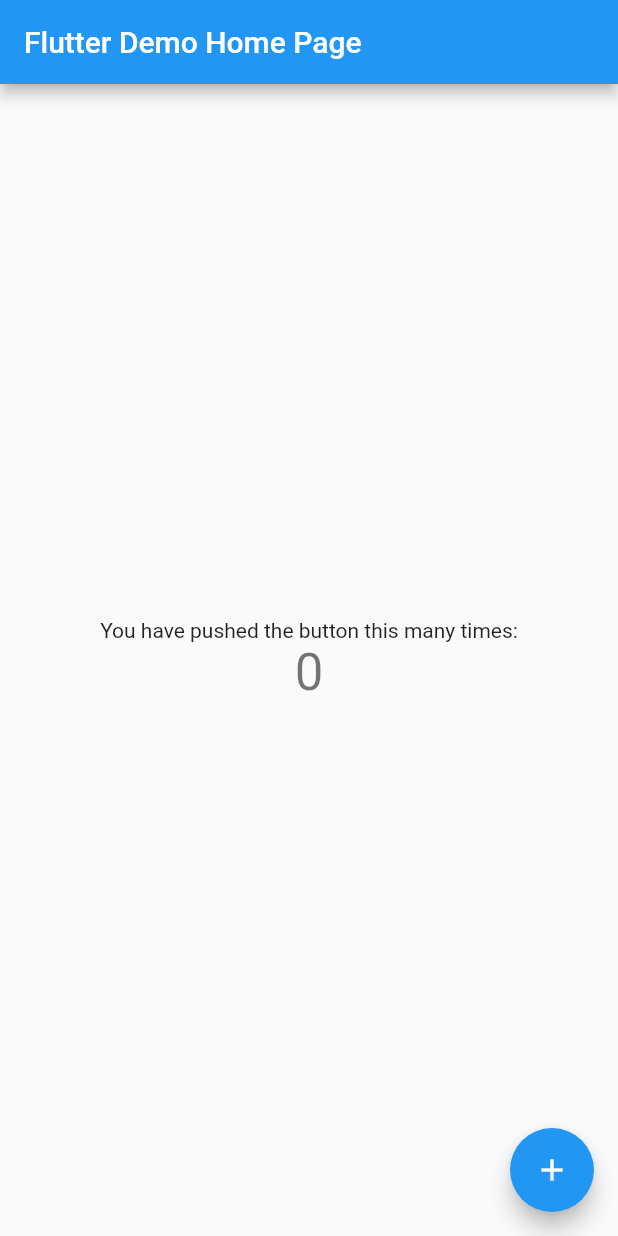
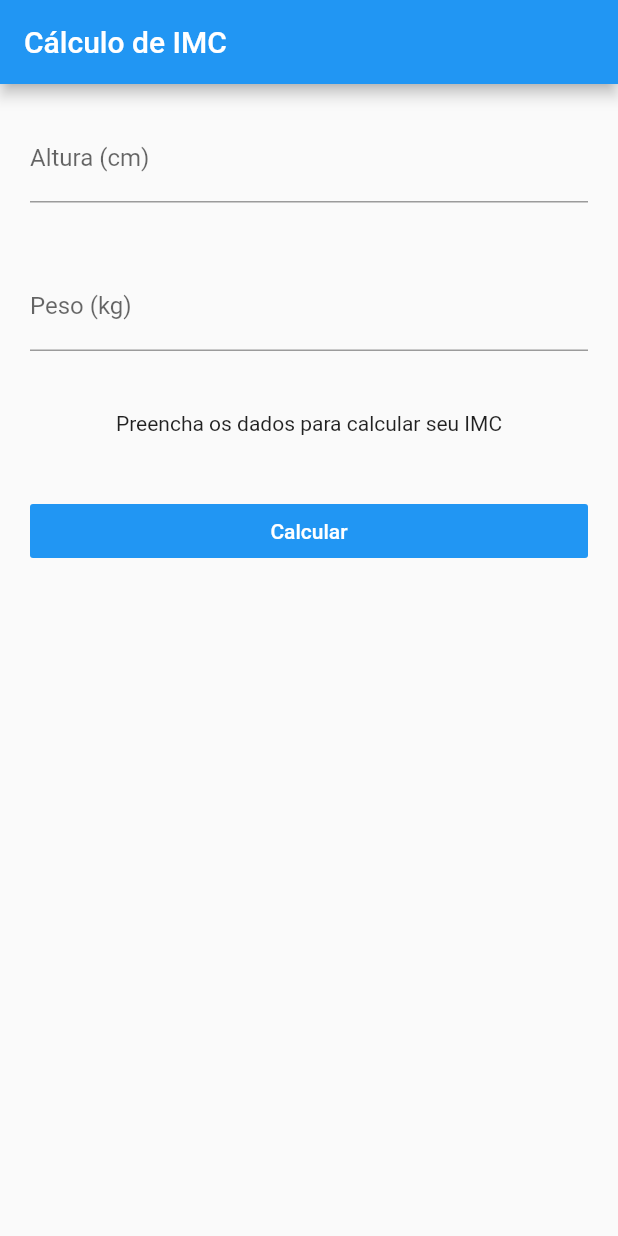
Before and after one commit to CoalaArc/imc-app, a Flutter app: the screen it shows after launch, on a phone screen of 412 x 824 dp. Run offline on Flutter 3.47's test engine with Material 2 defaults, Android fonts, the phone set to English and light mode, and no system bars; our stand-ins replace flutter_masked_text.

Commit message:
Adding UI to Android/iOS and IMC BLoC

```diff
--- /dev/null
+++ b/lib/blocs/imc_bloc.dart
@@ -0,0 +1,28 @@
+import 'package:flutter_masked_text/flutter_masked_text.dart';
+
+class ImcBloc {
+  MaskedTextController heightController = MaskedTextController(mask: '000');
+  MaskedTextController weightController = MaskedTextController(mask: '000');
+  String result = "Preencha os dados para calcular seu IMC";
+
+  calculate() {
+    double height = double.parse(heightController.text);
+    double weight = double.parse(weightController.text);
+    double imc = weight / (height * height) * 10000;
+
+    if (imc < 18.6) {
+      result = "Abaixo do peso (${imc.toStringAsPrecision(2)})";
+    } else if (imc >= 18.6 && imc <= 24.9) {
+      result = "Peso ideal (${imc.toStringAsPrecision(2)})";
+    } else if (imc >= 24.9 && imc <= 29.9) {
+      result = "Levemente acima do peso (${imc.toStringAsPrecision(2)})";
+    } else if (imc >= 29.9 && imc <= 34.9) {
+      result = "Obesidade Grau I (${imc.toStringAsPrecision(2)})";
+    } else if (imc >= 34.9 && imc <= 39.9) {
+      result = "Obesidade Grau II (${imc.toStringAsPrecision(2)})";
+    } else {
+      //imc >= 40
+      result = "Obesidade Grau III (${imc.toStringAsPrecision(2)})";
+    }
+  }
+}
--- a/lib/main.dart
+++ b/lib/main.dart
@@ -1,117 +1,7 @@
+import 'dart:io' show Platform;
 import 'package:flutter/material.dart';
 
-void main() {
-  runApp(MyApp());
-}
+import 'ui/android/material_app.dart';
+import 'ui/ios/cupertino_app.dart';
 
-class MyApp extends StatelessWidget {
-  // This widget is the root of your application.
-  @override
-  Widget build(BuildContext context) {
-    return MaterialApp(
-      title: 'Flutter Demo',
-      theme: ThemeData(
-        // This is the theme of your application.
-        //
-        // Try running your application with "flutter run". You'll see the
-        // application has a blue toolbar. Then, without quitting the app, try
-        // changing the primarySwatch below to Colors.green and then invoke
-        // "hot reload" (press "r" in the console where you ran "flutter run",
-        // or simply save your changes to "hot reload" in a Flutter IDE).
-        // Notice that the counter didn't reset back to zero; the application
-        // is not restarted.
-        primarySwatch: Colors.blue,
-        // This makes the visual density adapt to the platform that you run
-        // the app on. For desktop platforms, the controls will be smaller and
-        // closer together (more dense) than on mobile platforms.
-        visualDensity: VisualDensity.adaptivePlatformDensity,
-      ),
-      home: MyHomePage(title: 'Flutter Demo Home Page'),
-    );
-  }
-}
-
-class MyHomePage extends StatefulWidget {
-  MyHomePage({Key key, this.title}) : super(key: key);
-
-  // This widget is the home page of your application. It is stateful, meaning
-  // that it has a State object (defined below) that contains fields that affect
-  // how it looks.
-
-  // This class is the configuration for the state. It holds the values (in this
-  // case the title) provided by the parent (in this case the App widget) and
-  // used by the build method of the State. Fields in a Widget subclass are
-  // always marked "final".
-
-  final String title;
-
-  @override
-  _MyHomePageState createState() => _MyHomePageState();
-}
-
-class _MyHomePageState extends State<MyHomePage> {
-  int _counter = 0;
-
-  void _incrementCounter() {
-    setState(() {
-      // This call to setState tells the Flutter framework that something has
-      // changed in this State, which causes it to rerun the build method below
-      // so that the display can reflect the updated values. If we changed
-      // _counter without calling setState(), then the build method would not be
-      // called again, and so nothing would appear to happen.
-      _counter++;
-    });
-  }
-
-  @override
-  Widget build(BuildContext context) {
-    // This method is rerun every time setState is called, for instance as done
-    // by the _incrementCounter method above.
-    //
-    // The Flutter framework has been optimized to make rerunning build methods
-    // fast, so that you can just rebuild anything that needs updating rather
-    // than having to individually change instances of widgets.
-    return Scaffold(
-      appBar: AppBar(
-        // Here we take the value from the MyHomePage object that was created by
-        // the App.build method, and use it to set our appbar title.
-        title: Text(widget.title),
-      ),
-      body: Center(
-        // Center is a layout widget. It takes a single child and positions it
-        // in the middle of the parent.
-        child: Column(
-          // Column is also a layout widget. It takes a list of children and
-          // arranges them vertically. By default, it sizes itself to fit its
-          // children horizontally, and tries to be as tall as its parent.
-          //
-          // Invoke "debug painting" (press "p" in the console, choose the
-          // "Toggle Debug Paint" action from the Flutter Inspector in Android
-          // Studio, or the "Toggle Debug Paint" command in Visual Studio Code)
-          // to see the wireframe for each widget.
-          //
-          // Column has various properties to control how it sizes itself and
-          // how it positions its children. Here we use mainAxisAlignment to
-          // center the children vertically; the main axis here is the vertical
-          // axis because Columns are vertical (the cross axis would be
-          // horizontal).
-          mainAxisAlignment: MainAxisAlignment.center,
-          children: <Widget>[
-            Text(
-              'You have pushed the button this many times:',
-            ),
-            Text(
-              '$_counter',
-              style: Theme.of(context).textTheme.headline4,
-            ),
-          ],
-        ),
-      ),
-      floatingActionButton: FloatingActionButton(
-        onPressed: _incrementCounter,
-        tooltip: 'Increment',
-        child: Icon(Icons.add),
-      ), // This trailing comma makes auto-formatting nicer for build methods.
-    );
-  }
-}
+void main() => runApp(Platform.isIOS ? MyCupertinoApp() : MyMaterialApp());
--- /dev/null
+++ b/lib/ui/android/material_app.dart
@@ -0,0 +1,18 @@
+import 'package:flutter/material.dart';
+
+import 'pages/home_page.dart';
+
+class MyMaterialApp extends StatelessWidget {
+  @override
+  Widget build(BuildContext context) {
+    return MaterialApp(
+      title: 'IMC',
+      debugShowCheckedModeBanner: false,
+      theme: ThemeData(
+        primarySwatch: Colors.blue,
+        visualDensity: VisualDensity.adaptivePlatformDensity,
+      ),
+      home: HomePage(),
+    );
+  }
+}
--- /dev/null
+++ b/lib/ui/android/pages/home_page.dart
@@ -0,0 +1,67 @@
+import 'package:flutter/material.dart';
+
+import '../../../blocs/imc_bloc.dart';
+
+class HomePage extends StatefulWidget {
+  @override
+  _HomePageState createState() => _HomePageState();
+}
+
+class _HomePageState extends State<HomePage> {
+  var bloc = ImcBloc();
+
+  @override
+  Widget build(BuildContext context) {
+    return Scaffold(
+      appBar: AppBar(title: Text('Cálculo de IMC')),
+      body: ListView(
+        children: [
+          Padding(
+            padding: const EdgeInsets.all(20.0),
+            child: TextFormField(
+              decoration: InputDecoration(
+                labelText: "Altura (cm)",
+              ),
+              controller: bloc.heightController,
+              keyboardType: TextInputType.number,
+            ),
+          ),
+          Padding(
+            padding: const EdgeInsets.all(20.0),
+            child: TextFormField(
+              decoration: InputDecoration(
+                labelText: "Peso (kg)",
+              ),
+              controller: bloc.weightController,
+              keyboardType: TextInputType.number,
+            ),
+          ),
+          Padding(
+            padding: const EdgeInsets.all(20.0),
+            child: Text(
+              bloc.result,
+              textAlign: TextAlign.center,
+            ),
+          ),
+          Padding(
+            padding: const EdgeInsets.all(20),
+            child: FlatButton(
+              color: Theme.of(context).primaryColor,
+              child: Text(
+                "Calcular",
+                style: TextStyle(
+                  color: Colors.white,
+                ),
+              ),
+              onPressed: () {
+                setState(() {
+                  bloc.calculate();
+                });
+              },
+            ),
+          ),
+        ],
+      ),
+    );
+  }
+}
--- /dev/null
+++ b/lib/ui/ios/cupertino_app.dart
@@ -0,0 +1,14 @@
+import 'package:flutter/cupertino.dart';
+
+import 'pages/home_page.dart';
+
+class MyCupertinoApp extends StatelessWidget {
+  @override
+  Widget build(BuildContext context) {
+    return CupertinoApp(
+      title: 'IMC',
+      debugShowCheckedModeBanner: false,
+      home: HomePage(),
+    );
+  }
+}
--- /dev/null
+++ b/lib/ui/ios/pages/home_page.dart
@@ -0,0 +1,55 @@
+import 'package:flutter/cupertino.dart';
+import '../../../blocs/imc_bloc.dart';
+
+class HomePage extends StatefulWidget {
+  @override
+  _HomePageState createState() => _HomePageState();
+}
+
+class _HomePageState extends State<HomePage> {
+  var bloc = ImcBloc();
+
+  @override
+  Widget build(BuildContext context) {
+    return CupertinoPageScaffold(
+      navigationBar: CupertinoNavigationBar(
+        middle: Text("Cálculo de IMC"),
+      ),
+      child: ListView(
+        children: [
+          Padding(
+            padding: const EdgeInsets.all(20.0),
+            child: CupertinoTextField(
+              placeholder: "Altura (cm)",
+              controller: bloc.heightController,
+              keyboardType: TextInputType.number,
+            ),
+          ),
+          Padding(
+            padding: const EdgeInsets.all(20.0),
+            child: CupertinoTextField(
+              placeholder: "Peso (kg)",
+              controller: bloc.weightController,
+              keyboardType: TextInputType.number,
+            ),
+          ),
+          Padding(
+            padding: const EdgeInsets.all(20.0),
+            child: Text(
+              bloc.result,
+              textAlign: TextAlign.center,
+            ),
+          ),
+          CupertinoButton.filled(
+            child: Text("Calcular"),
+            onPressed: () {
+              setState(() {
+                bloc.calculate();
+              });
+            },
+          ),
+        ],
+      ),
+    );
+  }
+}
--- a/pubspec.yaml
+++ b/pubspec.yaml
@@ -28,6 +28,7 @@ dependencies:
   # The following adds the Cupertino Icons font to your application.
   # Use with the CupertinoIcons class for iOS style icons.
   cupertino_icons: ^1.0.0
+  flutter_masked_text: ^0.8.0
 
 dev_dependencies:
   flutter_test:
```
Also changed, not shown: pubspec.lock, 1 other file.
